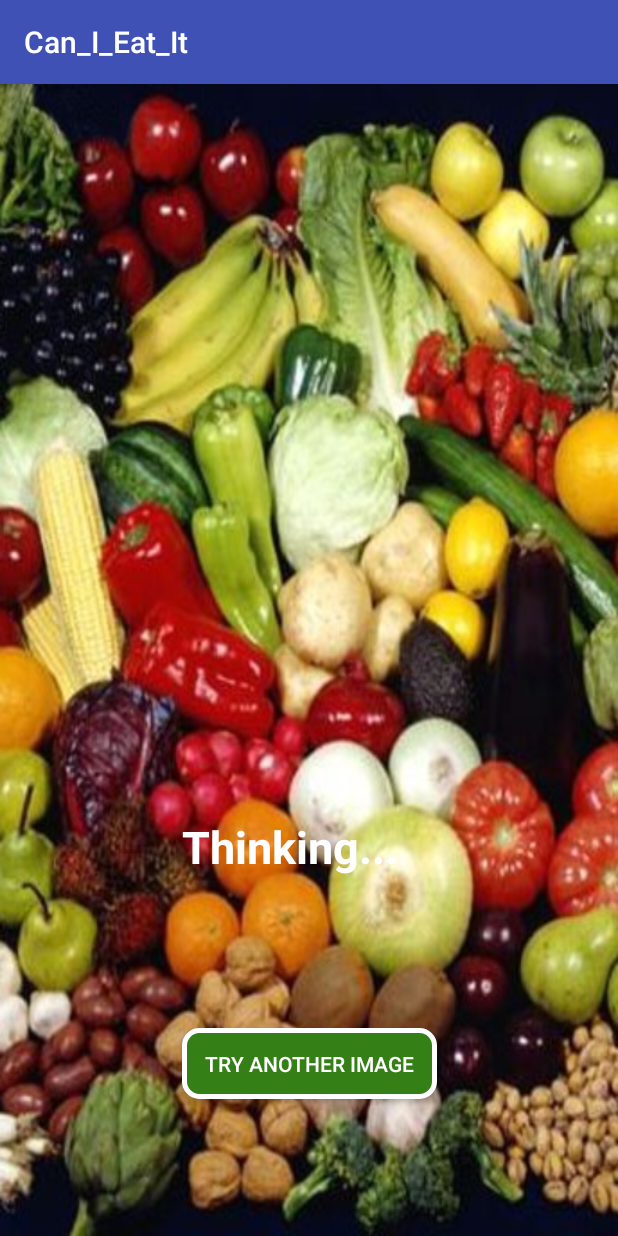
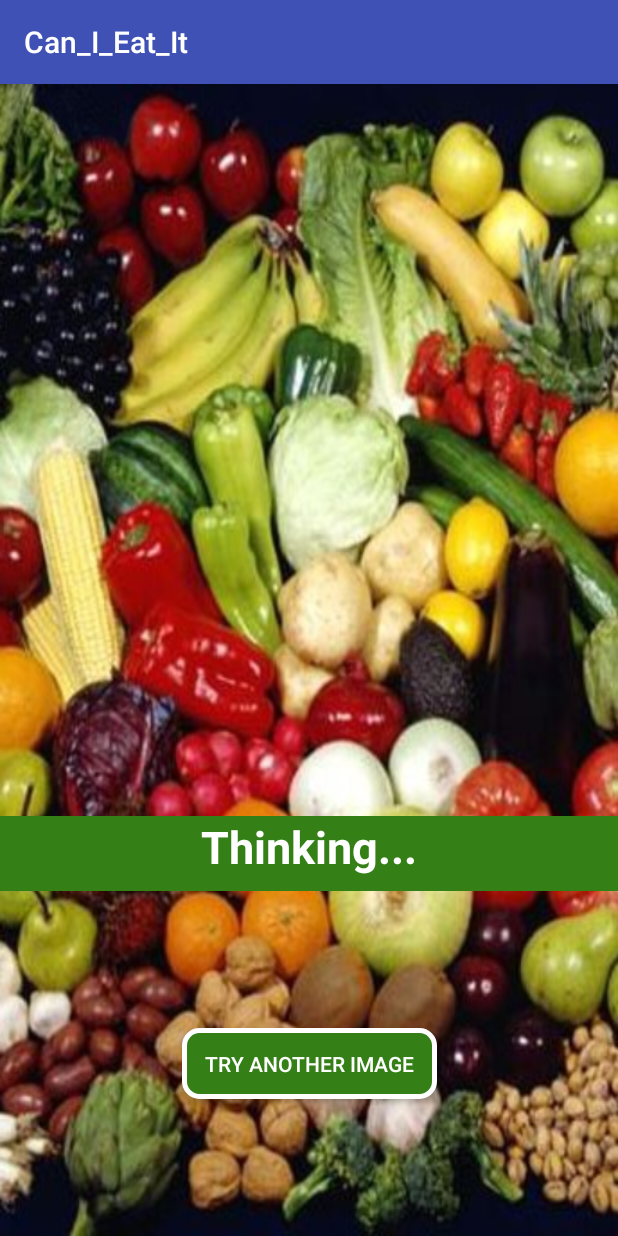
Before and after one commit to jacobsims/canieatit, an Android app: the screen it shows after launch (MainActivity), after a tap on "NEXT", on a phone screen of 412 x 824 dp. Run offline under Robolectric (Android 15) with nearby library versions, the phone set to English and light mode, and no system bars; libraries missing offline, so code that uses them is left out: com.koushikdutta.ion; 1 statement that could not run was skipped; 2 other taps on this screen came first.

Commit message:
add background

```diff
--- a/client/Can_I_Eat_It/app/src/main/res/layout/history.xml
+++ b/client/Can_I_Eat_It/app/src/main/res/layout/history.xml
@@ -21,7 +21,8 @@
         app:layout_constraintBottom_toTopOf="@+id/hPreviousBTN"
         app:layout_constraintEnd_toEndOf="parent"
         app:layout_constraintStart_toStartOf="parent"
-        app:layout_constraintTop_toBottomOf="@+id/hTextView" />
+        app:layout_constraintTop_toBottomOf="@+id/hTextView"
+        android:background="#348017" />
 
     <TextView
         android:id="@+id/hTextView"
--- a/client/Can_I_Eat_It/app/src/main/res/layout/result.xml
+++ b/client/Can_I_Eat_It/app/src/main/res/layout/result.xml
@@ -27,16 +27,14 @@
 
     <TextView
         android:id="@+id/rTextView"
-        android:layout_width="170dp"
+        android:layout_width="0dp"
         android:layout_height="50dp"
         android:layout_marginBottom="8dp"
-        android:layout_marginEnd="8dp"
-        android:layout_marginLeft="8dp"
-        android:layout_marginRight="8dp"
-        android:layout_marginStart="8dp"
         android:layout_marginTop="8dp"
+        android:gravity="center_horizontal"
         android:text="Thinking..."
         android:textColor="#ffffff"
+        android:background="#348017"
         android:textSize="30sp"
         android:textStyle="bold"
         app:layout_constraintBottom_toBottomOf="parent"
```
Also changed, not shown: client/Can_I_Eat_It/app/src/main/java/com/example/cfloo/can_i_eat_it/view/ImageSelectionView.java (deleted, +0 -70 lines), client/Can_I_Eat_It/app/src/main/java/com/example/cfloo/can_i_eat_it/view/LibrarySelectionView.java (deleted, +0 -66 lines).
